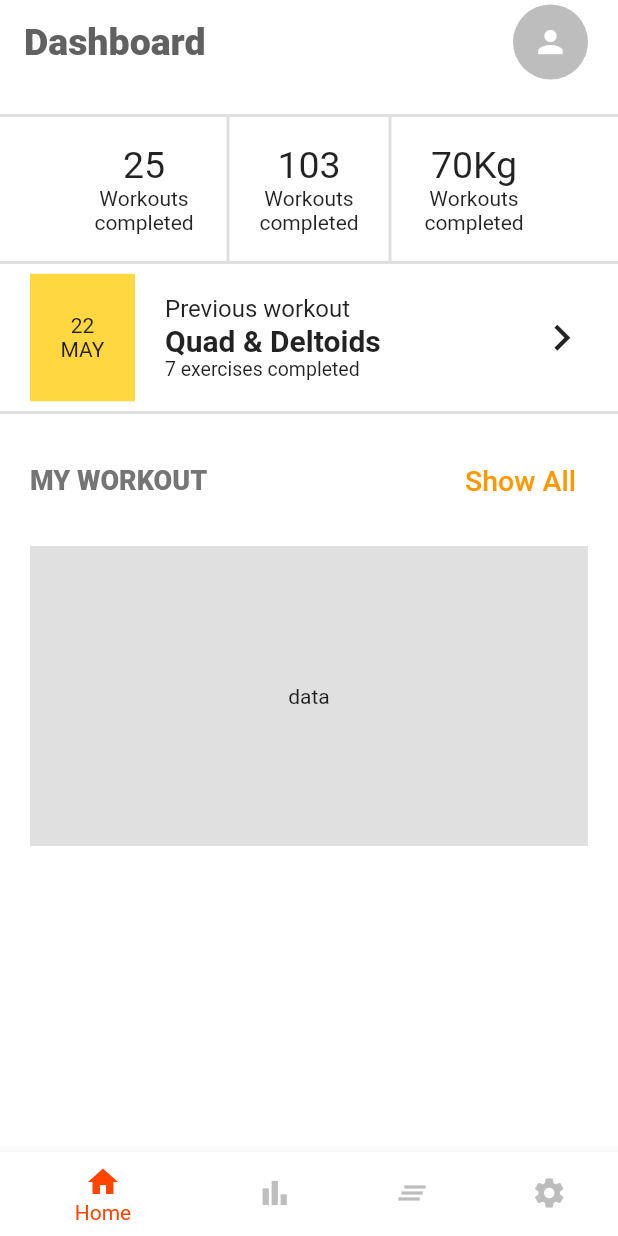
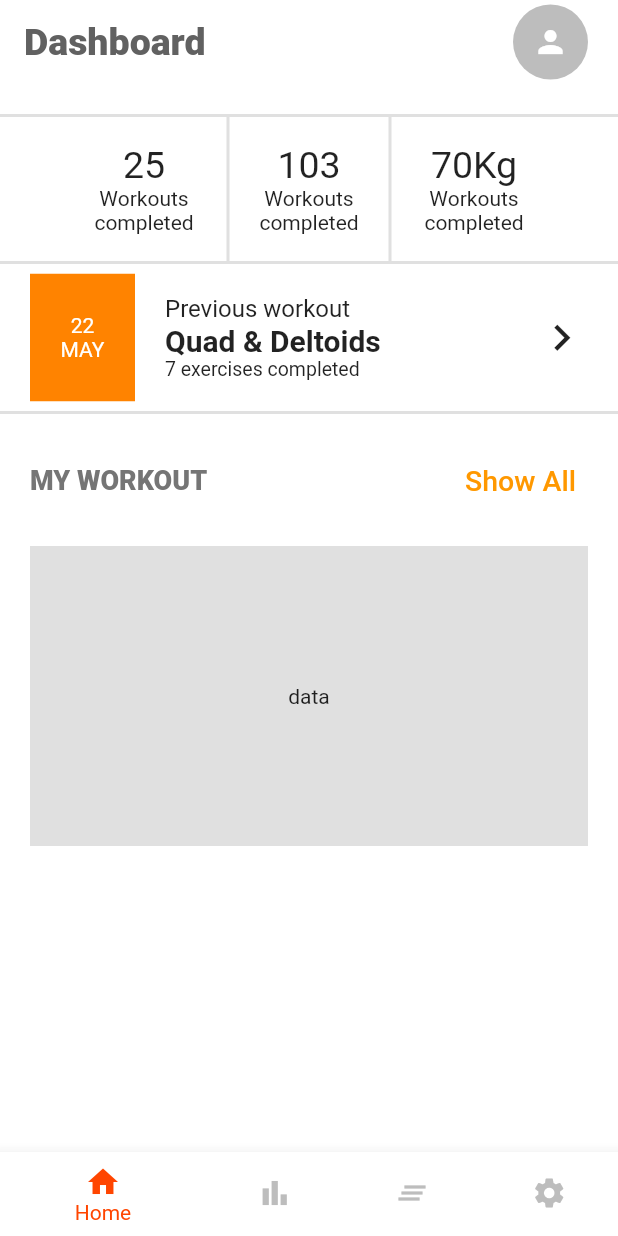
Before and after one commit to tiagoeborsanyi/gym-mobile, a Flutter app: the screen it shows after launch, on a phone screen of 412 x 824 dp. Run offline on Flutter 3.47's test engine with Material 2 defaults, Android fonts, the light colour scheme and no system bars.

Commit message:
set color on item dashboard

```diff
--- a/lib/screens/dashboard_screen.dart
+++ b/lib/screens/dashboard_screen.dart
@@ -123,13 +123,20 @@ class _DashboardScreenState extends State<DashboardScreen> {
                         height: 85,
                         width: 70,
                         margin: EdgeInsets.only(right: 20),
-                        decoration: BoxDecoration(color: Colors.amberAccent),
+                        decoration:
+                            BoxDecoration(color: Theme.of(context).accentColor),
                         child: Column(
                           mainAxisAlignment: MainAxisAlignment.center,
                           crossAxisAlignment: CrossAxisAlignment.center,
                           children: [
-                            Text('22'),
-                            Text('MAY'),
+                            Text(
+                              '22',
+                              style: TextStyle(color: Colors.white),
+                            ),
+                            Text(
+                              'MAY',
+                              style: TextStyle(color: Colors.white),
+                            ),
                           ],
                         ),
                       ),
```
